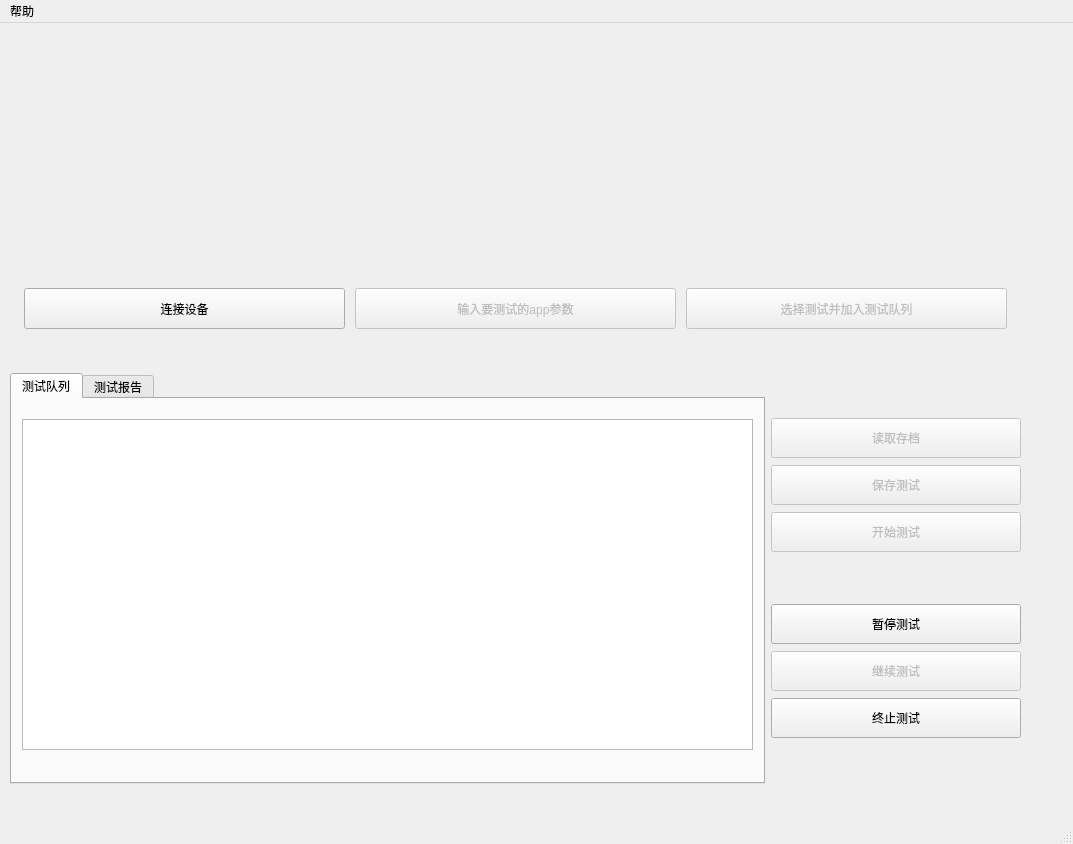
Before: the Qt Designer form GUI/main_ui_test/test_ui_d/test_ui.ui in buaanostop/-, drawn with Qt 5.
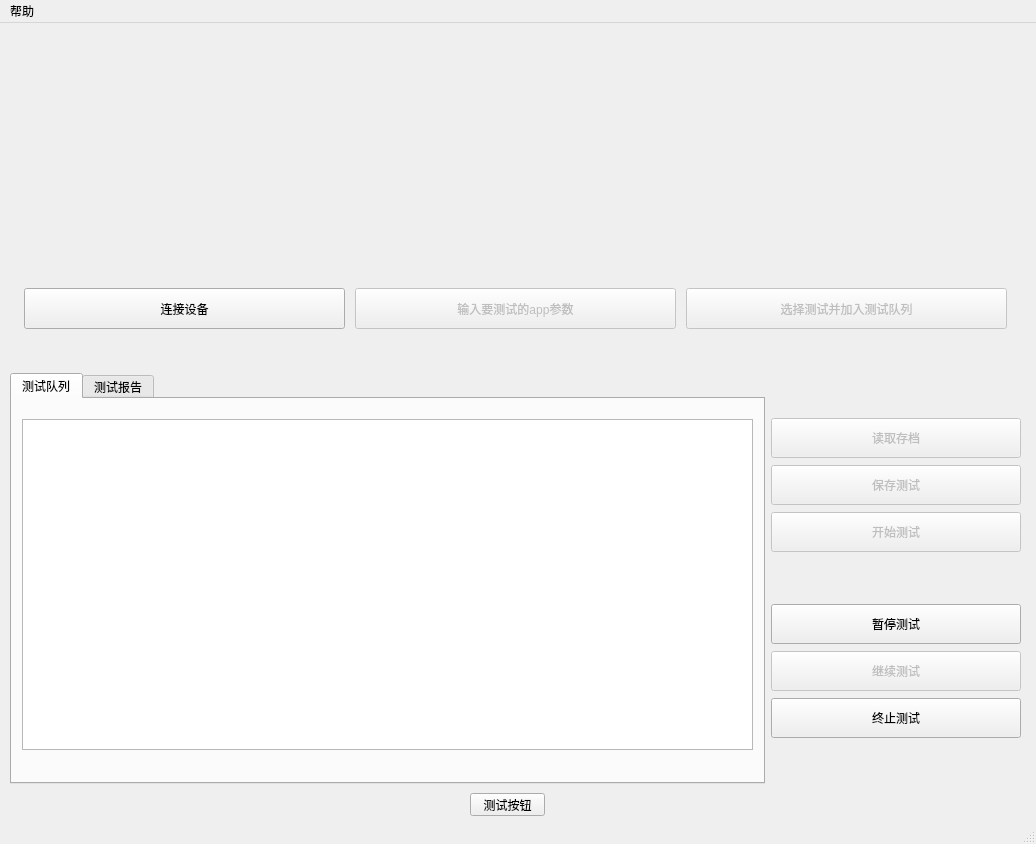
After: the same form once the commit is applied.

Diff of the .ui file:
```diff
--- a/GUI/main_ui_test/test_ui_d/test_ui.ui
+++ b/GUI/main_ui_test/test_ui_d/test_ui.ui
@@ -6,7 +6,7 @@
    <rect>
     <x>0</x>
     <y>0</y>
-    <width>1073</width>
+    <width>1036</width>
     <height>844</height>
    </rect>
   </property>
@@ -335,14 +335,27 @@
      </item>
     </layout>
    </widget>
+   <widget class="QPushButton" name="testButton">
+    <property name="geometry">
+     <rect>
+      <x>470</x>
+      <y>770</y>
+      <width>75</width>
+      <height>23</height>
+     </rect>
+    </property>
+    <property name="text">
+     <string>测试按钮</string>
+    </property>
+   </widget>
   </widget>
   <widget class="QMenuBar" name="menubar">
    <property name="geometry">
     <rect>
      <x>0</x>
      <y>0</y>
-     <width>1073</width>
-     <height>26</height>
+     <width>1036</width>
+     <height>23</height>
     </rect>
    </property>
    <widget class="QMenu" name="menu">
```
